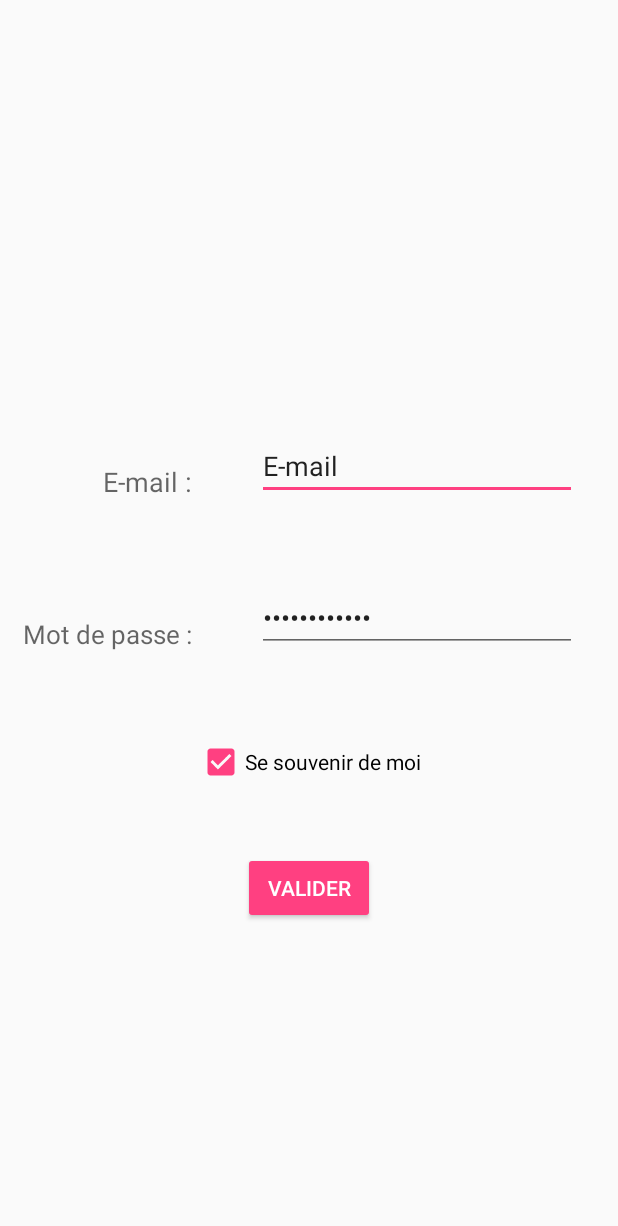
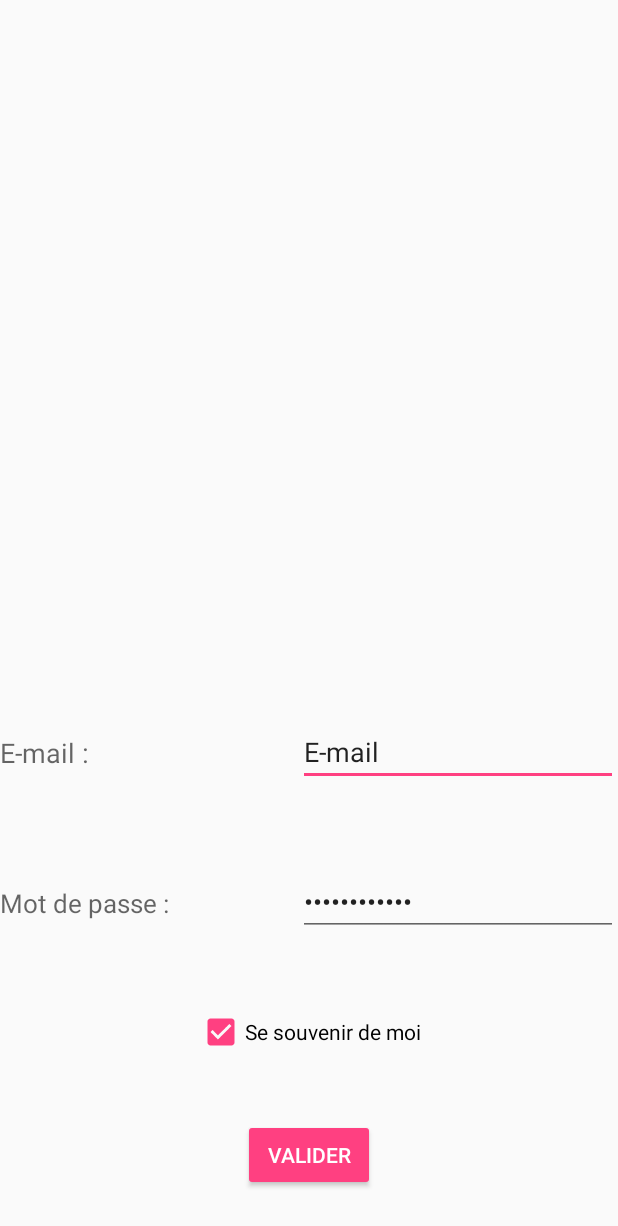
Before and after one commit to Kmp9711/Azur-Hotels-1, an Android app: the layout connexion.xml on its own in the app's theme, with its tools: preview values and no code run, on a phone screen of 412 x 824 dp. Shown: the top 1226 px of the screen. Run offline under Robolectric (Android 15) with nearby library versions, the phone set to English and light mode, and no system bars.

Commit message:
Added files via upload

```diff
--- a/app_android/AzurHotels/app/src/main/res/layout/connexion.xml
+++ b/app_android/AzurHotels/app/src/main/res/layout/connexion.xml
@@ -7,61 +7,66 @@
         android:layout_height="wrap_content"
         android:textAppearance="?android:attr/textAppearanceMedium"
         android:text="E-mail :"
-        android:id="@+id/textView4"
-        android:layout_marginBottom="56dp"
-        android:layout_above="@+id/editText5"
-        android:layout_alignEnd="@+id/textView5" />
+        android:id="@+id/tv_mail"
+        android:layout_centerHorizontal="true"
+        android:layout_alignParentBottom="true"
+        android:layout_marginBottom="310dp"
+        android:layout_alignParentLeft="true"/>
 
     <TextView
         android:layout_width="wrap_content"
         android:layout_height="wrap_content"
         android:textAppearance="?android:attr/textAppearanceMedium"
         android:text="Mot de passe :"
-        android:id="@+id/textView5"
-        android:layout_alignBottom="@+id/editText5"
-        android:layout_marginLeft="15dp"
-        android:layout_alignParentStart="true"
-        android:textSize="17dp"/>
+        android:id="@+id/tv_mdp"
+        android:textSize="17dp"
+        android:layout_centerHorizontal="true"
+        android:layout_alignParentBottom="true"
+        android:layout_marginBottom="210dp"
+        android:layout_alignParentLeft="true"/>
 
     <EditText
         android:layout_width="wrap_content"
         android:layout_height="wrap_content"
         android:inputType="textEmailAddress"
         android:ems="10"
-        android:id="@+id/editText4"
-        android:layout_marginEnd="27dp"
-        android:layout_alignBottom="@+id/textView4"
-        android:layout_alignParentEnd="true"
-        android:text="E-mail" />
+        android:id="@+id/edt_mail"
+        android:text="E-mail"
+        android:layout_centerHorizontal="true"
+        android:layout_alignParentBottom="true"
+        android:layout_marginBottom="300dp"
+        android:layout_alignParentRight="true"/>
 
     <EditText
         android:layout_width="wrap_content"
         android:layout_height="wrap_content"
         android:inputType="textPassword"
         android:ems="10"
-        android:id="@+id/editText5"
-        android:layout_centerVertical="true"
-        android:layout_alignStart="@+id/editText4"
-        android:text="Mot de passe" />
+        android:id="@+id/edt_mdp"
+        android:text="Mot de passe"
+        android:layout_centerHorizontal="true"
+        android:layout_alignParentBottom="true"
+        android:layout_marginBottom="200dp"
+        android:layout_alignParentRight="true"/>
 
     <CheckBox
         android:layout_width="wrap_content"
         android:layout_height="wrap_content"
-        android:id="@+id/checkBox2"
+        android:id="@+id/check_remember"
         android:checked="true"
         android:text="Se souvenir de moi"
-        android:layout_marginTop="57dp"
-        android:layout_below="@+id/textView5"
-        android:layout_centerHorizontal="true" />
+        android:layout_centerHorizontal="true"
+        android:layout_alignParentBottom="true"
+        android:layout_marginBottom="120dp"/>
 
     <Button
         style="@style/Widget.AppCompat.Button.Colored"
         android:layout_width="wrap_content"
         android:layout_height="wrap_content"
         android:text="VALIDER"
-        android:id="@+id/button2"
+        android:id="@+id/btn_valider"
         android:clickable="true"
-        android:layout_below="@+id/checkBox2"
-        android:layout_centerHorizontal="true"
-        android:layout_marginTop="44dp" />
+        android:layout_marginBottom="30dp"
+        android:layout_alignParentBottom="true"
+        android:layout_centerHorizontal="true" />
 </RelativeLayout>
```
